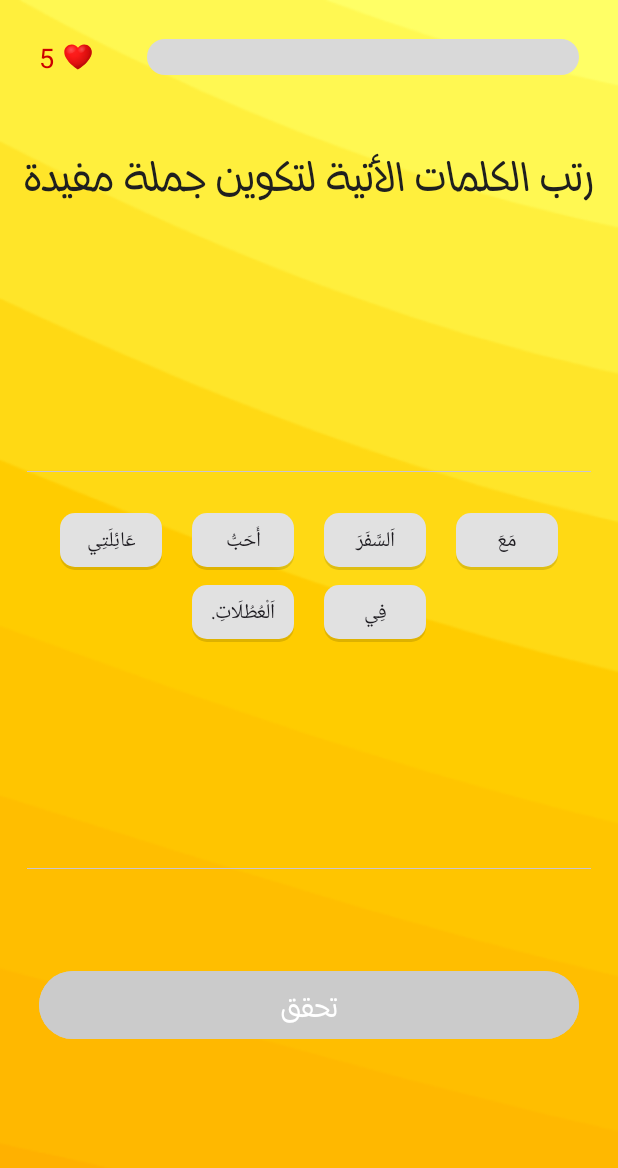
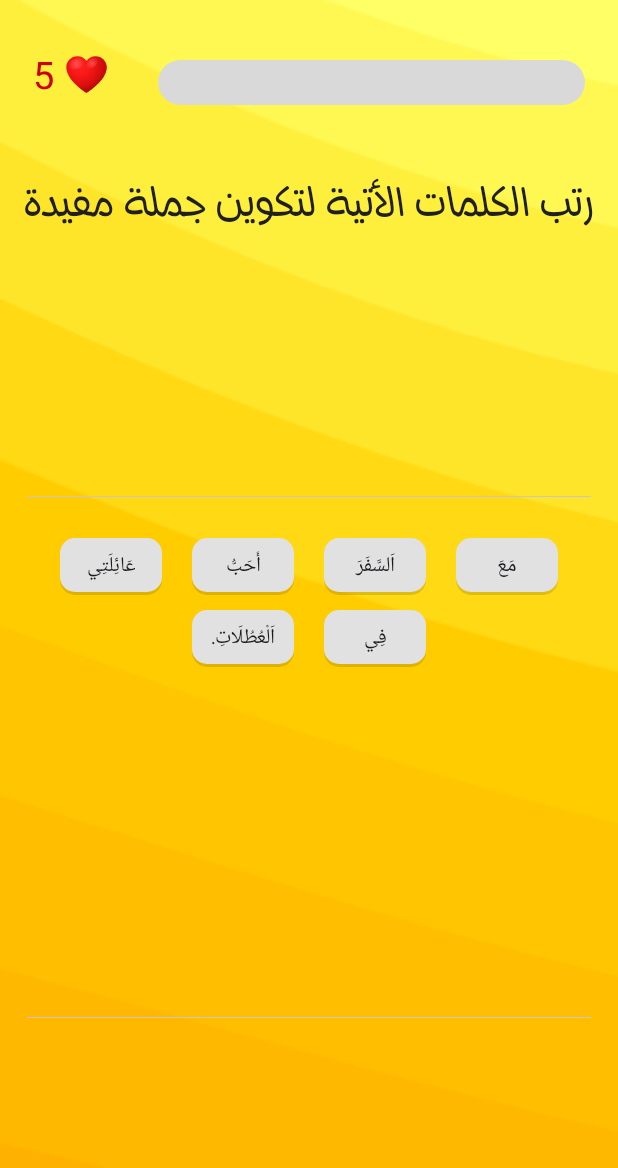
Before and after one commit to malakezzat300/Re7letElKalemat, an Android app: the RearrangeWordGameActivity screen opened directly, with no data from a screen before it, on a phone screen of 412 x 824 dp. Shown: the top 1168 px of the screen. Run offline under Robolectric (Android 15) with nearby library versions, the phone set to English and light mode, and no system bars; our stand-ins replace FlexboxLayout, Room's generated code; libraries missing offline, so code that uses them is left out: com.getkeepsafe.taptargetview; Roboto replaces fonts that are not available here; 1 statement that could not run was skipped.

Commit message:
remove button from fragment_rearrange_word_game.xml

```diff
--- a/app/src/main/res/layout/fragment_rearrange_word_game.xml
+++ b/app/src/main/res/layout/fragment_rearrange_word_game.xml
@@ -13,7 +13,8 @@
         android:id="@+id/linearLayout"
         android:layout_width="wrap_content"
         android:layout_height="wrap_content"
-        android:layout_margin="18dp"
+        android:layout_marginStart="14dp"
+        android:layout_marginEnd="14dp"
         android:layout_marginTop="24dp"
         android:orientation="horizontal"
         android:padding="8dp"
@@ -26,12 +27,11 @@
             android:layout_height="wrap_content"
             android:text="5"
             android:textColor="@android:color/holo_red_dark"
-            android:textSize="18sp" />
+            android:textSize="25sp" />
 
         <ImageView
-            android:id="@+id/heart_ic"
-            android:layout_width="24dp"
-            android:layout_height="24dp"
+            android:layout_width="35dp"
+            android:layout_height="35dp"
             android:layout_marginStart="4dp"
             android:src="@drawable/heart_ic" />
     </LinearLayout>
@@ -40,8 +40,9 @@
         android:id="@+id/linearLayout2"
         android:layout_width="0dp"
         android:layout_height="wrap_content"
-        android:layout_margin="18dp"
-        android:layout_marginTop="24dp"
+        android:layout_marginStart="14dp"
+        android:layout_marginEnd="14dp"
+        android:layout_marginTop="32dp"
         android:orientation="horizontal"
         android:padding="8dp"
         app:layout_constraintEnd_toEndOf="parent"
@@ -52,7 +53,7 @@
             android:id="@+id/progressBar"
             style="@android:style/Widget.ProgressBar.Horizontal"
             android:layout_width="match_parent"
-            android:layout_height="24dp"
+            android:layout_height="30dp"
             android:progress="0"
             android:progressDrawable="@drawable/progress_drawable"
             app:layout_constraintBottom_toBottomOf="@+id/linearLayout"
@@ -113,22 +114,11 @@
     <com.google.android.material.divider.MaterialDivider
         android:id="@+id/divider2"
         android:layout_width="match_parent"
-        android:layout_height=".8dp"
+        android:layout_height=".1dp"
         app:layout_constraintTop_toBottomOf="@id/words"
-        app:layout_constraintBottom_toTopOf="@id/submet"
+        app:layout_constraintBottom_toBottomOf="parent"
         android:layout_margin="18dp"
-        android:backgroundTint="@color/white"
+        android:backgroundTint="@color/transparent"
         />
 
-    <Button
-        android:id="@+id/submet"
-        android:layout_width="match_parent"
-        android:layout_height="wrap_content"
-        android:text="تحقق"
-        style="@style/UnClickableButton"
-        android:layout_margin="26dp"
-        app:layout_constraintBottom_toBottomOf="parent"
-        app:layout_constraintEnd_toEndOf="parent"
-        app:layout_constraintStart_toStartOf="parent"
-        app:layout_constraintTop_toBottomOf="@+id/words" />
 </androidx.constraintlayout.widget.ConstraintLayout>
```
